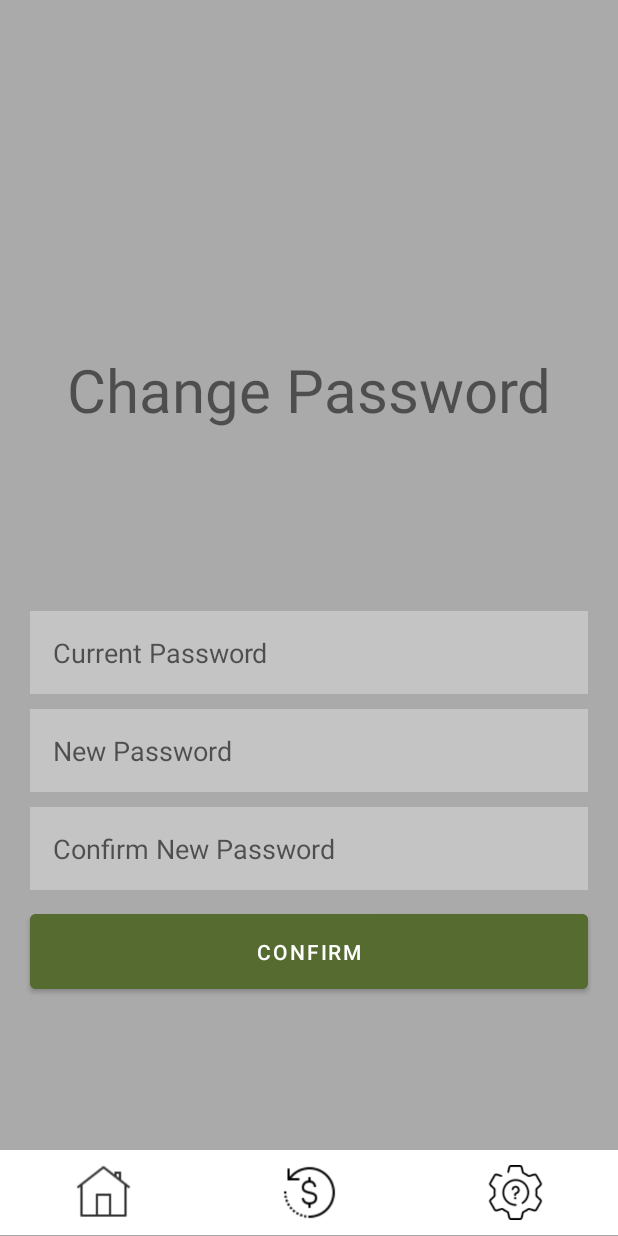
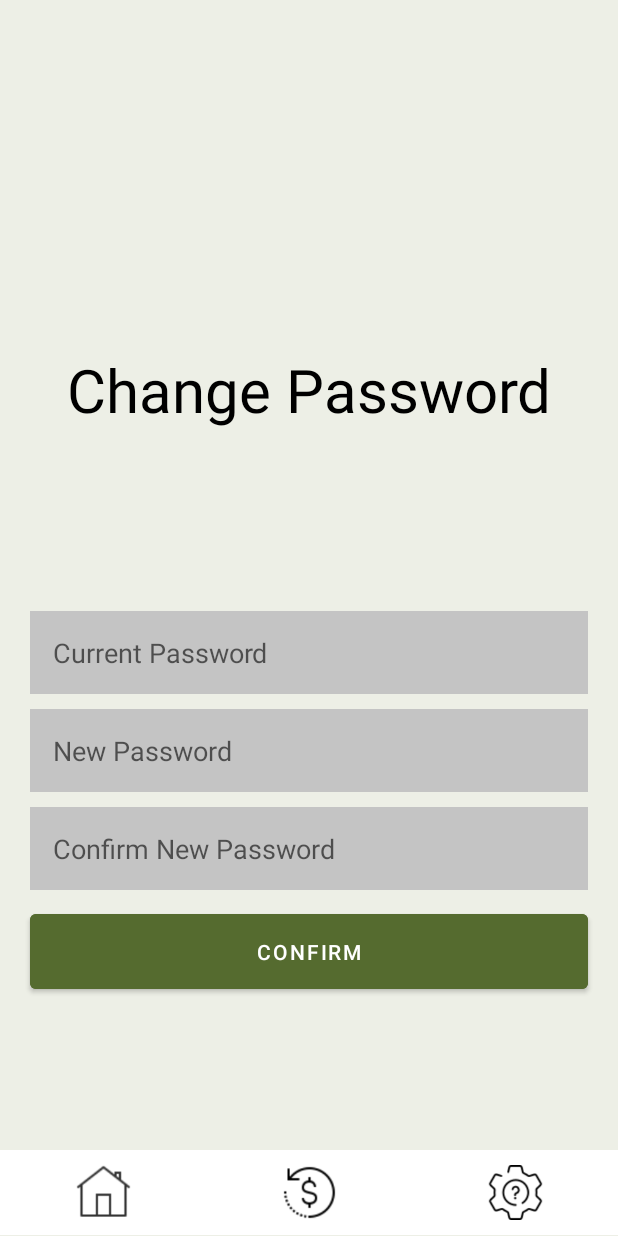
Before and after one commit to victortulabot/FinanceUp, an Android app: the SettingsActivity screen opened directly, with no data from a screen before it, after a tap on "CHANGE PASSWORD", on a phone screen of 412 x 824 dp. Run offline under Robolectric (Android 15) with nearby library versions, the phone set to English and light mode, and no system bars.

Commit message:
frontend fixes

```diff
--- a/app/src/main/java/com/mobdeve/s12/tulabot/villanueva/financeup/DashboardActivity.kt
+++ b/app/src/main/java/com/mobdeve/s12/tulabot/villanueva/financeup/DashboardActivity.kt
@@ -57,7 +57,6 @@ class DashboardActivity : AppCompatActivity() {
             gotoAddActivity.putExtras(bundle)
 
             startActivity(gotoAddActivity)
-            finish()
         }
 
         binding!!.btnAddExpense.setOnClickListener{
@@ -70,7 +69,6 @@ class DashboardActivity : AppCompatActivity() {
             gotoAddActivity.putExtras(bundle)
 
             startActivity(gotoAddActivity)
-            finish()
         }
 
         // bottom app buttons
--- a/app/src/main/java/com/mobdeve/s12/tulabot/villanueva/financeup/SettingsActivity.kt
+++ b/app/src/main/java/com/mobdeve/s12/tulabot/villanueva/financeup/SettingsActivity.kt
@@ -28,7 +28,6 @@ class SettingsActivity : AppCompatActivity() {
             val gotoChangePassActivity = Intent(applicationContext, ChangePassActivity:: class.java)
 
             startActivity(gotoChangePassActivity)
-            finish()
         }
 
         binding!!.btnLogout.setOnClickListener{
--- a/app/src/main/res/layout/activity_change_pass.xml
+++ b/app/src/main/res/layout/activity_change_pass.xml
@@ -7,7 +7,7 @@
     android:layout_height="match_parent"
     android:orientation="vertical"
     android:weightSum="10"
-    android:background="@android:color/darker_gray"
+    android:background="#edefe6"
     tools:context=".ChangePassActivity">
 
     <TextView
@@ -20,6 +20,7 @@
         android:layout_height="wrap_content"
         android:padding="10dp"
         android:layout_margin="10dp"
+        android:textColor="@color/black"
         app:layout_constraintTop_toTopOf="parent"
         app:layout_constraintRight_toRightOf="parent"
         app:layout_constraintLeft_toLeftOf="parent"
@@ -31,7 +32,7 @@
         android:layout_weight="6.2"
         android:gravity="center_vertical"
         android:orientation="vertical"
-        android:background="@android:color/darker_gray">
+        android:background="#edefe6">
 
         <EditText
             android:id="@+id/et_current_password"
@@ -71,6 +72,7 @@
         <Button
             android:id="@+id/btn_change_password"
             android:text="Confirm"
+            android:textColor="@color/white"
             android:layout_width="match_parent"
             android:layout_height="wrap_content"
             android:layout_marginStart="20dp"
```
